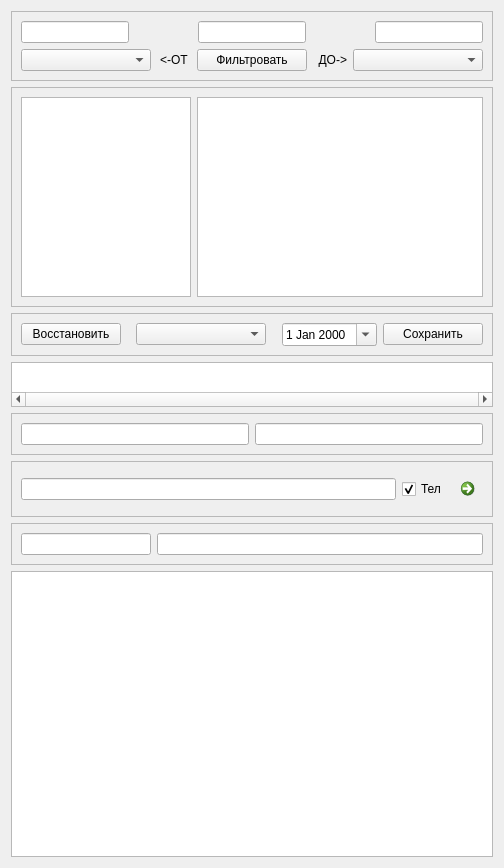
This is crmand_win.ui in dekarh3/crmand as Qt 5 draws it before an edit. The edited form follows.
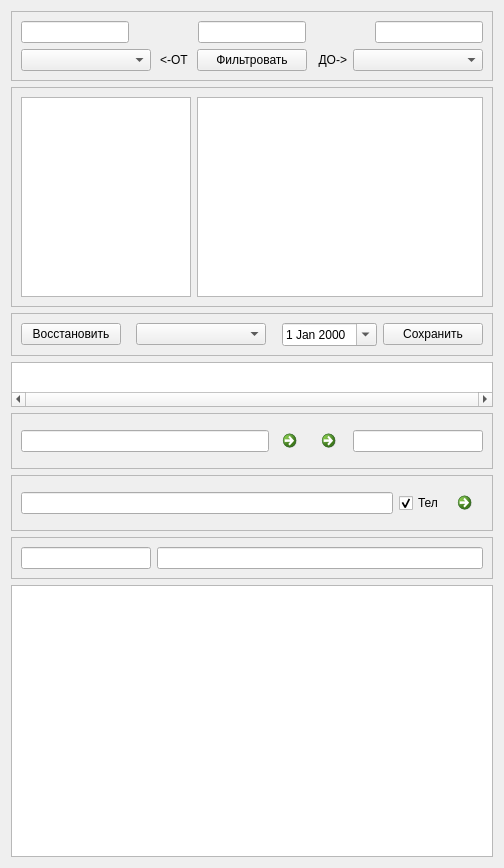
This is the edited form. Icons and pictures are not drawn.

The edit to the form file:
```diff
--- a/crmand_win.ui
+++ b/crmand_win.ui
@@ -338,7 +338,48 @@
        <widget class="QLineEdit" name="leIOF"/>
       </item>
       <item>
-       <widget class="QLineEdit" name="leUrls"/>
+       <widget class="QCommandLinkButton" name="clbGoURL1">
+        <property name="maximumSize">
+         <size>
+          <width>33</width>
+          <height>16777215</height>
+         </size>
+        </property>
+        <property name="text">
+         <string/>
+        </property>
+        <property name="icon">
+         <iconset>
+          <normaloff>link.png</normaloff>link.png</iconset>
+        </property>
+       </widget>
+      </item>
+      <item>
+       <widget class="QCommandLinkButton" name="clbGoURL2">
+        <property name="maximumSize">
+         <size>
+          <width>33</width>
+          <height>16777215</height>
+         </size>
+        </property>
+        <property name="text">
+         <string/>
+        </property>
+        <property name="icon">
+         <iconset>
+          <normaloff>link.png</normaloff>link.png</iconset>
+        </property>
+       </widget>
+      </item>
+      <item>
+       <widget class="QLineEdit" name="leUrls">
+        <property name="maximumSize">
+         <size>
+          <width>130</width>
+          <height>16777215</height>
+         </size>
+        </property>
+       </widget>
       </item>
      </layout>
     </widget>
@@ -372,7 +413,7 @@
        <widget class="QCommandLinkButton" name="cbCreateContact">
         <property name="maximumSize">
          <size>
-          <width>30</width>
+          <width>33</width>
           <height>16777215</height>
          </size>
         </property>
```
Left out of the diff: 6 changed lines with no effect on the pictures.
